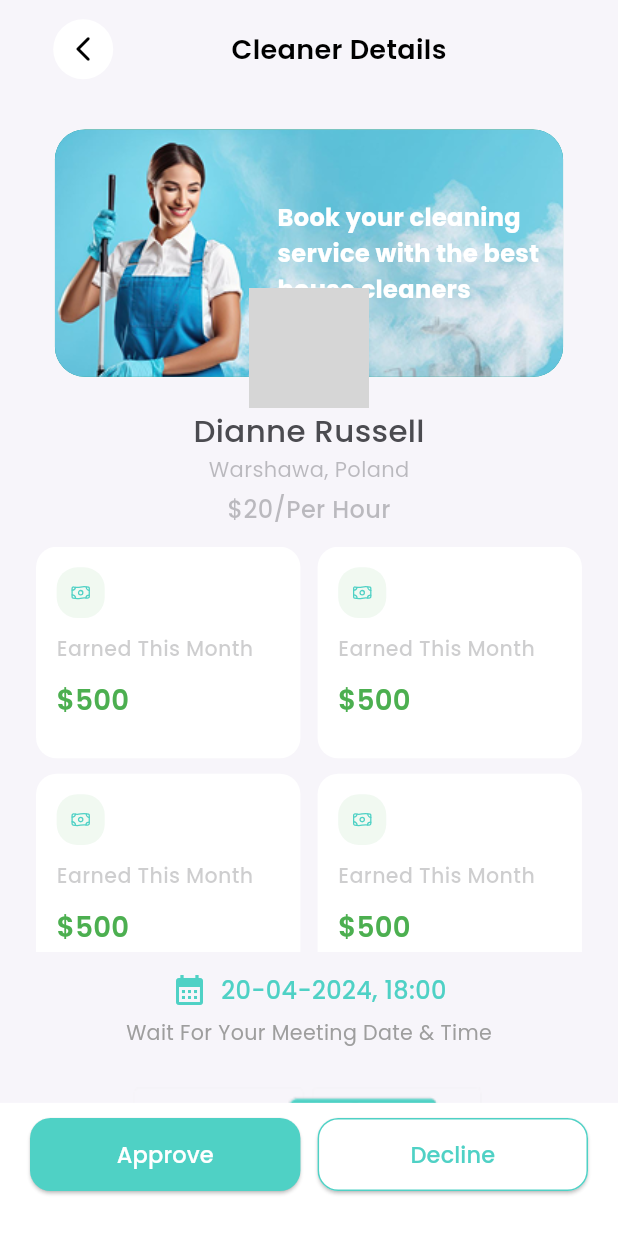
After one commit to Tarikul-Islam-Shykat/epicboymoses, a Flutter app: the CleanerDetailsAdminScreen screen opened by its route, on a phone screen of 412 x 824 dp. The commit adds this screen. Run offline on Flutter 3.47's test engine with Material 3 defaults, Android fonts, the phone set to English and light mode, and no system bars; our stand-ins replace flutter_easyloading, flutter_screenutil, flutter_spinkit, flutter_svg, fluttertoast, get and 4 more; missing offline and left inert: timeline_tile_plus; accounts and stored records are empty; network calls fail; grey boxes are pictures that could not be loaded.

Commit message:
admin role done

```diff
--- a/lib/core/const/image_path.dart
+++ b/lib/core/const/image_path.dart
@@ -10,6 +10,8 @@ class ImagePath {
   static const String noDataFound = "assets/images/noDataFound.png";
   static const String map = "assets/images/map.png";
   static const String success = "assets/images/success.png";
+  static const String cleaner = "assets/images/cleaner.png";
+  static const String meetingIllustration = "assets/images/meetingIllustration.png";
 
 
 }
--- a/lib/feature/admin_flow/cleaner/controller/cleaner_admin_controller.dart
+++ b/lib/feature/admin_flow/cleaner/controller/cleaner_admin_controller.dart
@@ -24,8 +24,9 @@ Widget _approvedPage() {
   return Column(
     children: List.generate(3, (index) {
       return InkWell(
+        splashColor: Colors.transparent,
         onTap: () {
-          // Get.toNamed(AppRoute.bookingStatusAdminScreen);
+           Get.toNamed(AppRoute.cleanerDetailsAdminScreen);
         },
         child: Container(
           width: double.infinity,
@@ -126,8 +127,9 @@ Widget _pendingPage() {
   return Column(
     children: List.generate(2, (index) {
       return InkWell(
+        splashColor: Colors.transparent,
         onTap: () {
-          // Get.toNamed(AppRoute.bookingStatusAdminScreen);
+          Get.toNamed(AppRoute.cleanerDetailsAdminScreen);
         },
         child: Container(
           width: double.infinity,
--- /dev/null
+++ b/lib/feature/admin_flow/cleaner_details/view/cleaner_details_screen.dart
@@ -0,0 +1,368 @@
+import 'package:epicboymoses/core/const/app_colors.dart';
+import 'package:epicboymoses/core/const/icons_path.dart';
+import 'package:epicboymoses/core/const/image_path.dart';
+import 'package:epicboymoses/core/style/global_text_style.dart';
+import 'package:epicboymoses/feature/admin_flow/delivery/controller/delivery_controller_admin.dart';
+import 'package:flutter/material.dart';
+import 'package:flutter_screenutil/flutter_screenutil.dart';
+import 'package:flutter_svg/svg.dart';
+import 'package:get/get.dart';
+
+class CleanerDetailsAdminScreen extends StatelessWidget {
+  const CleanerDetailsAdminScreen({super.key});
+
+  @override
+  Widget build(BuildContext context) {
+    // DeliveryControllerAdmin controller = Get.find<DeliveryControllerAdmin>();
+    return Scaffold(
+      backgroundColor: AppColors.bgColor,
+      body: SafeArea(
+        child: SingleChildScrollView(
+          padding: EdgeInsets.symmetric(horizontal: 16.r),
+          child: Column(
+            children: [
+              // Top AppBar
+              Padding(
+                padding: EdgeInsets.symmetric(horizontal: 15.w, vertical: 10.h),
+                child: Row(
+                  mainAxisAlignment: MainAxisAlignment.start,
+                  children: [
+                    InkWell(
+                      splashColor: Colors.transparent,
+                      onTap: () => Navigator.pop(context),
+                      child: const CircleAvatar(
+                        backgroundColor: Colors.white,
+                        child: Icon(
+                          Icons.arrow_back_ios_new_rounded,
+                          color: Colors.black,
+                          size: 20,
+                        ),
+                      ),
+                    ),
+                    const Spacer(),
+                    Text(
+                      "Cleaner Details",
+                      style: globalTextStyle(
+                        fontWeight: FontWeight.w600,
+                        fontSize: 18,
+                      ),
+                    ),
+                    const Spacer(),
+                  ],
+                ),
+              ),
+
+              // image box
+              SizedBox(
+                height: 160.h,
+                child: Stack(
+                  alignment: Alignment.topCenter,
+                  children: [
+                    Container(
+                      height: 160.h,
+                      width: double.infinity,
+                      margin: EdgeInsets.symmetric(
+                        horizontal: 16.w,
+                        vertical: 16.h,
+                      ),
+
+                      decoration: BoxDecoration(
+                        color: Colors.teal,
+                        borderRadius: BorderRadius.circular(20),
+                        image: DecorationImage(
+                          image: AssetImage(ImagePath.cleaner),
+                          fit: BoxFit.cover,
+                        ),
+                      ),
+                      alignment: Alignment.centerRight,
+                      padding: const EdgeInsets.all(16),
+                      child: Text(
+                        'Book your cleaning\nservice with the best\nhouse cleaners',
+                        style: globalTextStyle(
+                          color: Colors.white,
+                          fontSize: 16,
+                          fontWeight: FontWeight.bold,
+                        ),
+                      ),
+                    ),
+                    Positioned(
+                      bottom: 0,
+                      child: SizedBox(
+                        height: 80,
+                        width: 80,
+                        child: Container(
+                          height: 80,
+                          width: 80,
+                          decoration: BoxDecoration(
+                            border: Border.all(color: Colors.white, width: 2),
+                            borderRadius: BorderRadius.circular(20),
+                            image: const DecorationImage(
+                              image: NetworkImage(
+                                "https://randomuser.me/api/portraits/men/32.jpg",
+                              ),
+                            ),
+                          ),
+                        ),
+                      ),
+                    ),
+                  ],
+                ),
+              ),
+              //
+              /// Name + Info
+              Text(
+                "Dianne Russell",
+                style: globalTextStyle(
+                  fontSize: 18.sp,
+                  fontWeight: FontWeight.w500,
+                  color: AppColors.blackColor,
+                ),
+              ),
+              Text(
+                "Warshawa, Poland",
+                style: globalTextStyle(
+                  fontSize: 14,
+                  color: AppColors.blackColor.withAlpha(90),
+                ),
+              ),
+              SizedBox(height: 3.h),
+              Text(
+                "\$20/Per Hour",
+                style: globalTextStyle(
+                  fontSize: 14.sp,
+                  fontWeight: FontWeight.w500,
+                  color: AppColors.blackColor.withAlpha(90),
+                ),
+              ),
+
+              SizedBox(height: 10.h),
+
+              /// grid
+              Padding(
+                padding: EdgeInsets.symmetric(horizontal: 5.w),
+                child: SizedBox(
+                  height: 210.h,
+                  child: GridView.builder(
+                    physics: NeverScrollableScrollPhysics(),
+                    itemCount: 4,
+                    gridDelegate: SliverGridDelegateWithFixedCrossAxisCount(
+                      crossAxisCount: 2,
+                      crossAxisSpacing: 10.w,
+                      mainAxisSpacing: 8.h,
+                      childAspectRatio: 1.25,
+                    ),
+                    itemBuilder: (context, index) {
+                      return Container(
+                        decoration: BoxDecoration(
+                          color: AppColors.whiteColor,
+                          borderRadius: BorderRadius.circular(12.r),
+                          // boxShadow: [
+                          //   BoxShadow(
+                          //     color: AppColors.blackColor.withAlpha(20),
+                          //     blurRadius: 4,
+                          //     offset: Offset(2, 2),
+                          //   ),
+                          // ],
+                        ),
+                        padding: EdgeInsets.all(12.r),
+                        child: Column(
+                          crossAxisAlignment: CrossAxisAlignment.start,
+                          children: [
+                            Container(
+                              padding: EdgeInsets.all(8.r),
+                              decoration: BoxDecoration(
+                                borderRadius: BorderRadius.circular(12.r),
+                                color: AppColors.greenColor.withAlpha(20),
+                                shape: BoxShape.rectangle,
+                              ),
+                              child: SvgPicture.asset(
+                                IconsPath.dollarNote,
+                                height: 12.h,
+                                width: 12.w,
+                              ),
+                            ),
+                            SizedBox(height: 8.h),
+                            Text(
+                              'Earned This Month',
+                              style: globalTextStyle(
+                                fontSize: 12.sp,
+                                color: AppColors.blackColor.withAlpha(70),
+                                fontWeight: FontWeight.w500,
+                              ),
+                            ),
+                            SizedBox(height: 8.h),
+                            Text(
+                              '\$500',
+                              style: globalTextStyle(
+                                fontSize: 16.sp,
+                                color: AppColors.greenColor,
+                                fontWeight: FontWeight.w600,
+                              ),
+                            ),
+                          ],
+                        ),
+                      );
+                    },
+                  ),
+                ),
+              ),
+
+              // --- Date and Time Section ---
+              SizedBox(height: 10.h),
+              Row(
+                mainAxisAlignment: MainAxisAlignment.center,
+                children: [
+                  Icon(Icons.calendar_month, color: AppColors.primaryColor),
+                  SizedBox(width: 8.w),
+                  Text(
+                    "20-04-2024, 18:00",
+                    style: globalTextStyle(
+                      fontSize: 14.sp,
+                      fontWeight: FontWeight.w500,
+                      color: AppColors.primaryColor,
+                    ),
+                  ),
+                ],
+              ),
+              SizedBox(height: 5.h),
+              Text(
+                "Wait For Your Meeting Date & Time",
+                style: globalTextStyle(fontSize: 12.sp, color: Colors.grey),
+              ),
+
+              SizedBox(height: 20.h),
+
+              // --- Illustration Image ---
+              Container(
+                height: 160.h,
+                width: double.infinity,
+                decoration: BoxDecoration(
+                  image: DecorationImage(
+                    image: AssetImage(
+                      ImagePath.meetingIllustration,
+                    ), // Add this image to your assets
+                    fit: BoxFit.contain,
+                  ),
+                ),
+              ),
+
+              SizedBox(height: 20.h),
+
+              // --- Meeting Link Input ---
+              Container(
+                padding: EdgeInsets.symmetric(horizontal: 16.w),
+                decoration: BoxDecoration(
+                  color: AppColors.whiteColor.withAlpha(70),
+                  borderRadius: BorderRadius.circular(12.r),
+                ),
+                child: TextField(
+                  decoration: InputDecoration(
+                    hintText: "Apply Meeting link",
+                    border: InputBorder.none,
+                    suffixIcon: Icon(Icons.send, color: AppColors.primaryColor),
+                  ),
+                ),
+              ),
+
+              SizedBox(height: 20.h),
+
+              // --- Approve / Decline Buttons ---
+              // Row(
+              //   children: [
+              //     Expanded(
+              //       child: ElevatedButton(
+              //         onPressed: () {},
+              //         style: ElevatedButton.styleFrom(
+              //           backgroundColor: AppColors.primaryColor,
+              //           padding: EdgeInsets.symmetric(vertical: 14.h),
+              //           shape: RoundedRectangleBorder(
+              //             borderRadius: BorderRadius.circular(12.r),
+              //           ),
+              //         ),
+              //         child: Text(
+              //           "Approve",
+              //           style: globalTextStyle(
+              //             color: Colors.white,
+              //             fontWeight: FontWeight.w500,
+              //           ),
+              //         ),
+              //       ),
+              //     ),
+              //     SizedBox(width: 10.w),
+              //     Expanded(
+              //       child: ElevatedButton(
+              //         onPressed: () {},
+              //         style: ElevatedButton.styleFrom(
+              //           backgroundColor: Colors.white,
+              //           side: BorderSide(color: AppColors.primaryColor),
+              //           padding: EdgeInsets.symmetric(vertical: 14.h),
+              //           shape: RoundedRectangleBorder(
+              //             borderRadius: BorderRadius.circular(12.r),
+              //           ),
+              //         ),
+              //         child: Text(
+              //           "Decline",
+              //           style: globalTextStyle(
+              //             color: AppColors.primaryColor,
+              //             fontWeight: FontWeight.w500,
+              //           ),
+              //         ),
+              //       ),
+              //     ),
+              //   ],
+              // ),
+            ],
+          ),
+        ),
+      ),
+       bottomSheet: Container(
+        decoration: BoxDecoration(color: AppColors.whiteColor),
+        padding: EdgeInsets.only(bottom: 30, left: 20, right: 20, top: 10),
+        child:  Row(
+                children: [
+                  Expanded(
+                    child: ElevatedButton(
+                      onPressed: () {},
+                      style: ElevatedButton.styleFrom(
+                        backgroundColor: AppColors.primaryColor,
+                        padding: EdgeInsets.symmetric(vertical: 10.h),
+                        shape: RoundedRectangleBorder(
+                          borderRadius: BorderRadius.circular(12.r),
+                        ),
+                      ),
+                      child: Text(
+                        "Approve",
+                        style: globalTextStyle(
+                          color: Colors.white,
+                          fontWeight: FontWeight.w500,
+                        ),
+                      ),
+                    ),
+                  ),
+                  SizedBox(width: 10.w),
+                  Expanded(
+                    child: ElevatedButton(
+                      onPressed: () {},
+                      style: ElevatedButton.styleFrom(
+                        backgroundColor: Colors.white,
+                        side: BorderSide(color: AppColors.primaryColor),
+                        padding: EdgeInsets.symmetric(vertical: 10.h),
+                        shape: RoundedRectangleBorder(
+                          borderRadius: BorderRadius.circular(12.r),
+                        ),
+                      ),
+                      child: Text(
+                        "Decline",
+                        style: globalTextStyle(
+                          color: AppColors.primaryColor,
+                          fontWeight: FontWeight.w500,
+                        ),
+                      ),
+                    ),
+                  ),
+                ],
+              ),
+      ),
+    );
+  }
+}
--- a/lib/route/route.dart
+++ b/lib/route/route.dart
@@ -1,5 +1,6 @@
 import 'package:epicboymoses/feature/admin_flow/booking_status/view/booking_status_admin.dart';
 import 'package:epicboymoses/feature/admin_flow/cleaner/view/cleaner_screen_admin.dart';
+import 'package:epicboymoses/feature/admin_flow/cleaner_details/view/cleaner_details_screen.dart';
 import 'package:epicboymoses/feature/admin_flow/delivery/view/delivery_screen_admin.dart';
 import 'package:epicboymoses/feature/admin_flow/home_admin/view/home_admin_screen.dart';
 import 'package:epicboymoses/feature/admin_flow/profile_admin/view/individual_profile_admin_screen.dart';
@@ -52,6 +53,7 @@ class AppRoute {
   static String profileListAdminScreen = "/profileListAdmin";
   static String individualProfileListAdminScreen = "/individualProfileListAdmin";
   static String serviceListAdminScreen = "/serviceListAdmin";
+  static String cleanerDetailsAdminScreen = "/cleanerDetailsAdmin";
 
   static String getSplashScreen() => splashScreen;
 
@@ -80,5 +82,6 @@ class AppRoute {
     GetPage(name: profileListAdminScreen, page: () =>  ProfileListAdminScreen()),
     GetPage(name: individualProfileListAdminScreen, page: () =>  IndividualProfileListAdminScreen()),
     GetPage(name: serviceListAdminScreen, page: () =>  ServiceListAdminScreen()),
+    GetPage(name: cleanerDetailsAdminScreen, page: () =>  CleanerDetailsAdminScreen()),
   ];
 }
```
Also changed, not shown: lib/core/style/bottom_sheet.dart (added, +288 -0 lines), lib/feature/admin_flow/service_list/view/service_list_admin_screen.dart (+28 -7 lines), assets/images/cleaner.png (added), assets/images/meetingIllustration.png (added).
